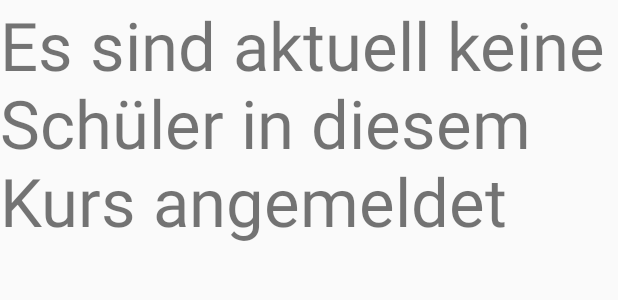
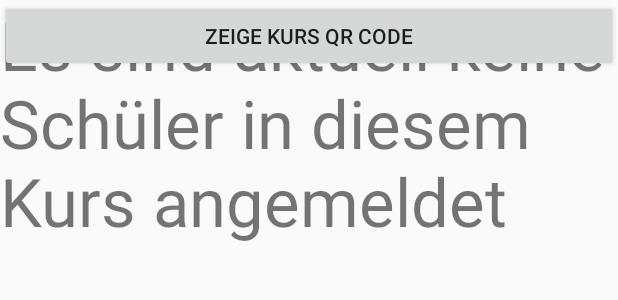
Before and after one commit to jweyers2/GradeMe, an Android app: the layout fragment_schueler.xml on its own in the app's theme, with its tools: preview values and no code run, on a phone screen of 412 x 824 dp. Shown: the top 300 px of the screen. Run offline under Robolectric (Android 15) with nearby library versions, the phone set to English and light mode, and no system bars.

Commit message:
QR Code Button in Kursen

```diff
--- a/app/src/main/res/layout/fragment_schueler.xml
+++ b/app/src/main/res/layout/fragment_schueler.xml
@@ -5,6 +5,11 @@
     android:layout_height="match_parent"
     tools:context=".SchuelerFragment">
 
+    <Button
+        android:id="@+id/btnShowQR"
+        android:layout_width="match_parent"
+        android:layout_height="wrap_content"
+        android:text="Zeige Kurs QR Code" />
     <TextView
         android:layout_width="match_parent"
         android:layout_height="match_parent"
```
Also changed, not shown: app/src/main/java/com/example/grademe/SchuelerFragment.java (+15 -0 lines).
